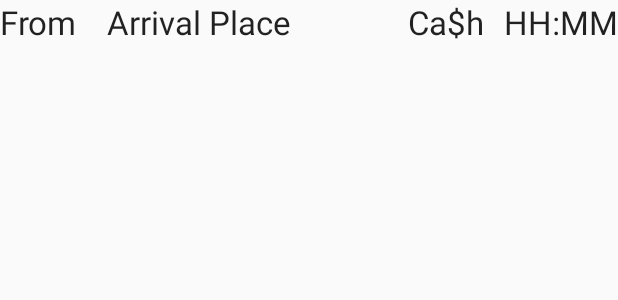
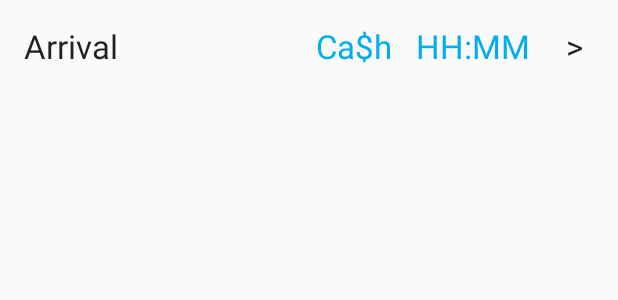
Before and after one commit to caetanopaulo/gogofly, an Android app: the layout list_item_flight.xml on its own in the app's theme, with its tools: preview values and no code run, on a phone screen of 412 x 824 dp. Shown: the top 300 px of the screen. Run offline under Robolectric (Android 15) with nearby library versions, the phone set to English and light mode, and no system bars.

Commit message:
Layout Flight Overview
look good now! Thank Linda!

```diff
--- a/app/src/main/res/layout/list_item_flight.xml
+++ b/app/src/main/res/layout/list_item_flight.xml
@@ -1,46 +1,49 @@
 <?xml version="1.0" encoding="utf-8"?>
-<RelativeLayout
+<LinearLayout
     xmlns:android="http://schemas.android.com/apk/res/android"
-    android:orientation="vertical"
+    android:orientation="horizontal"
     android:layout_width="match_parent"
-    android:layout_height="match_parent">
+    android:layout_height="match_parent"
+    android:padding="@dimen/list_item_padding">
+
+    <TextView
+        android:id="@+id/listItem_to"
+        android:layout_width="0dp"
+        android:layout_weight="5"
+        android:layout_height="wrap_content"
+        android:text="@string/list_item_arrival"
+        android:textAppearance="@style/Base.TextAppearance.AppCompat.Large"
+        android:layout_margin="@dimen/header_icon_top"/>
+
+    <TextView
+        android:id="@+id/listItem_price"
+        android:layout_width="0dp"
+        android:layout_weight="4"
+        android:layout_height="wrap_content"
+        android:text="@string/list_item_cash"
+        android:textColor="@color/colorAccent"
+        android:textAppearance="@style/Base.TextAppearance.AppCompat.Large"
+        android:layout_margin="@dimen/header_icon_top"
+        android:textAlignment="textEnd" />
 
     <TextView
         android:id="@+id/listItem_departure"
-        android:layout_width="wrap_content"
+        android:layout_width="0dp"
+        android:layout_weight="3"
         android:layout_height="wrap_content"
-        android:text="HH:MM"
+        android:text="@string/list_item_time"
+        android:textColor="@color/colorAccent"
         android:textAppearance="@style/Base.TextAppearance.AppCompat.Large"
-        android:layout_alignParentTop="true"
-        android:layout_alignParentEnd="true" />
+        android:layout_margin="@dimen/header_icon_top"
+        android:textAlignment="center" />
 
     <TextView
-        android:id="@+id/listItem_price"
-        android:layout_width="wrap_content"
+        android:layout_width="0dp"
+        android:layout_weight="1"
         android:layout_height="wrap_content"
-        android:text="Ca$h"
+        android:text="@string/list_item_next"
         android:textAppearance="@style/Base.TextAppearance.AppCompat.Large"
-        android:layout_alignParentTop="true"
-        android:layout_toStartOf="@+id/listItem_departure"
-        android:layout_marginEnd="13dp" />
+        android:layout_margin="@dimen/header_icon_top"
+        android:textAlignment="center" />
 
-    <TextView
-        android:id="@+id/listItem_from"
-        android:layout_width="wrap_content"
-        android:layout_height="wrap_content"
-        android:textAppearance="@style/Base.TextAppearance.AppCompat.Large"
-        android:text="From"
-        android:layout_alignParentTop="true"
-        android:layout_alignParentStart="true" />
-
-    <TextView
-        android:id="@+id/listItem_to"
-        android:layout_width="wrap_content"
-        android:layout_height="wrap_content"
-        android:text="Arrival Place"
-        android:textAppearance="@style/Base.TextAppearance.AppCompat.Large"
-        android:layout_marginStart="20dp"
-        android:layout_alignParentTop="true"
-        android:layout_toEndOf="@+id/listItem_from" />
-
-</RelativeLayout>
+</LinearLayout>
--- a/app/src/main/res/values/colors.xml
+++ b/app/src/main/res/values/colors.xml
@@ -7,4 +7,5 @@
     <color name="colorTextSecondary">#b7b7b7</color>
     <color name="colorSliderBG">#555555</color>
     <color name="colorAlmostWhite">#fffffe</color>
+    <color name="colorAlmostGrey">#bababa</color>
 </resources>
--- a/app/src/main/res/values/dimens.xml
+++ b/app/src/main/res/values/dimens.xml
@@ -7,4 +7,6 @@
     <dimen name="header_icon_top">8dp</dimen>
     <dimen name="header_icon_half">12dp</dimen>
     <dimen name="header_icon_start">16dp</dimen>
+
+    <dimen name="list_item_padding">8dp</dimen>
 </resources>
--- a/app/src/main/res/values/strings.xml
+++ b/app/src/main/res/values/strings.xml
@@ -9,6 +9,15 @@
     <string name="setup_days_range">%1$s - %2$s</string>
     <string name="setup_days_max">21</string>
     <string name="setup_num_flights">flights available</string>
+
+    <string name="overview_destination">Destination</string>
+    <string name="overview_selector_destination">Destination</string>
+    <string name="overview_selector_time">Time</string>
+
+    <string name="list_item_arrival">Arrival</string>
+    <string name="list_item_cash">Ca$h</string>
+    <string name="list_item_time">HH:MM</string>
+    <string name="list_item_next">></string>
 
     <!-- Money -->
     <string name="money_euro">€ %s</string>
```
Also changed, not shown: app/src/main/java/com/gogoflyapp/gogofly/tools/FlightsAdapter.java (+11 -4 lines), app/src/main/res/layout/activity_flight_overview.xml (+30 -3 lines).
